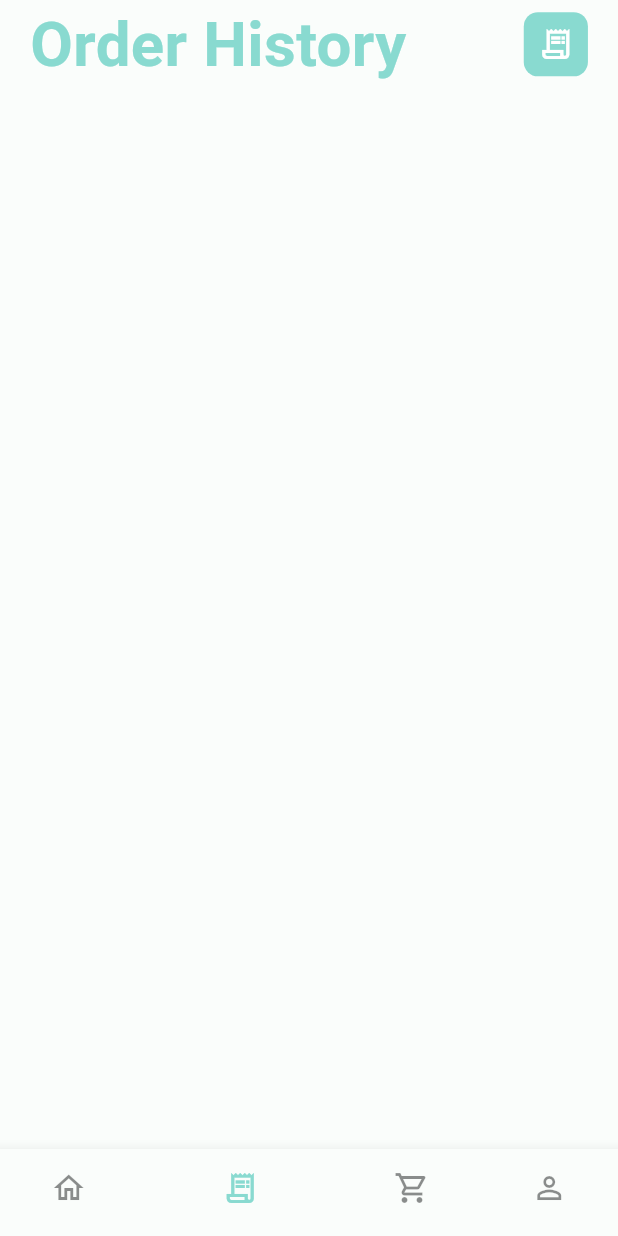
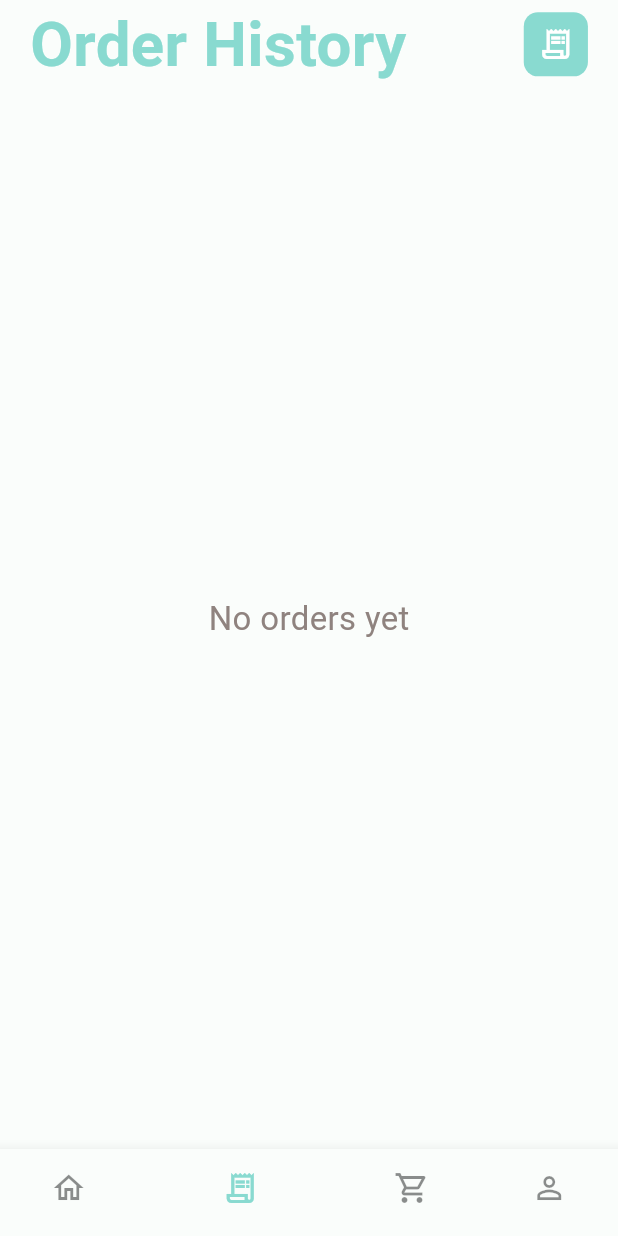
Before and after one commit to Mehdi-fsn/FoodFrenz, a Flutter app: the MainScreen screen opened by its route, item 2 of the bottom bar chosen, on a phone screen of 412 x 824 dp. Run offline on Flutter 3.47's test engine with Material 2 defaults, Android fonts, the phone set to English and light mode, and no system bars; our stand-ins replace cached_network_image, cloud_firestore, dots_indicator, firebase_auth, firebase_core, firebase_storage and 5 more; accounts and stored records are empty; network calls fail.

Commit message:
Fix bug and improve order et shopping cart screen

```diff
--- a/lib/app/core/constant/constants.dart
+++ b/lib/app/core/constant/constants.dart
@@ -12,6 +12,7 @@ class Constants {
   static const String addToCart = 'Add to cart';
   static const String showMore = 'Show more';
   static const String showLess = 'Show less';
+  static const String noOrdersYet = 'No orders yet';
 
   static const String comments = 'comments';
   static const String km = 'km';
--- a/lib/app/modules/order_history/orders_history_screen.dart
+++ b/lib/app/modules/order_history/orders_history_screen.dart
@@ -45,15 +45,24 @@ class OrdersHistoryScreen extends GetView<OrdersHistoryController> {
             ),
           ),
           Expanded(
-            child: Obx(
-              () => ListView.builder(
+            child: Obx(() => controller.ordersHistory.isNotEmpty
+                ? ListView.builder(
                     padding: EdgeInsets.only(top: Dimensions.height5),
                     itemCount: controller.ordersHistory.length,
                     itemBuilder: (_, int index) {
-                  return OrderItemCard(item: controller.ordersHistory[index]);
+                      return OrderItemCard(
+                          item: controller.ordersHistory[index]);
                     },
+                  )
+                : Center(
+                    child: Text(
+                      Constants.noOrdersYet,
+                      style: TextStyle(
+                        color: AppColors.paraColor,
+                        fontSize: Dimensions.textSizeLarge,
                       ),
                     ),
+                  )),
           ),
         ],
       ),
--- a/lib/app/modules/profile/profile_screen.dart
+++ b/lib/app/modules/profile/profile_screen.dart
@@ -40,7 +40,7 @@ class ProfileScreen extends GetView<ProfileController> {
                           : AppColors.mainColor,
                       borderRadius: BorderRadius.circular(Dimensions.radius10),
                     ),
-                    child: Icon(Icons.edit,
+                    child: Icon(Icons.person_outline,
                         color: Get.isDarkMode ? Colors.black87 : Colors.white),
                   ),
                 ],
--- a/lib/app/modules/profile/widgets/settings_view.dart
+++ b/lib/app/modules/profile/widgets/settings_view.dart
@@ -22,7 +22,7 @@ class SettingsView extends GetView<ProfileController> {
           onTap: () {
             Get.dialog(
               InformationsPage(),
-              useSafeArea: true,
+              useSafeArea: false,
               barrierDismissible: false,
             );
           },
--- a/lib/app/modules/shopping_cart/shopping_cart_controller.dart
+++ b/lib/app/modules/shopping_cart/shopping_cart_controller.dart
@@ -29,6 +29,10 @@ class ShoppingCartController extends GetxController {
 
   Future<void> removedItemInCart(ShoppingCartItemModel item) async {
     await shoppingCartRepository.removedItemInCart(userId, item);
+  }
+
+  Future<void> clearCart() async {
+    await shoppingCartRepository.clearCart(userId);
   }
 
   void updateItemQuantity(ShoppingCartItemModel item, int newQuantity) {
@@ -71,5 +75,6 @@ class ShoppingCartController extends GetxController {
       total: double.parse(totalPrice),
     );
     await shoppingCartRepository.placeOrder(userId, item);
+    clearCart();
   }
 }
--- a/lib/app/modules/shopping_cart/shopping_cart_repository.dart
+++ b/lib/app/modules/shopping_cart/shopping_cart_repository.dart
@@ -19,6 +19,10 @@ class ShoppingCartRepository {
     await cloudFirestoreProvider.removedItemInCart(userId, item);
   }
 
+  Future<void> clearCart(String userId) async {
+    await cloudFirestoreProvider.clearCart(userId);
+  }
+
   Future<void> updateItemQuantity(
       String userId, ShoppingCartItemModel item) async {
     await cloudFirestoreProvider.updateItemQuantity(userId, item);
```
Also changed, not shown: lib/app/modules/shopping_cart/shopping_cart_screen.dart (+14 -5 lines). Lines whose indentation alone changed are shown as unchanged.
